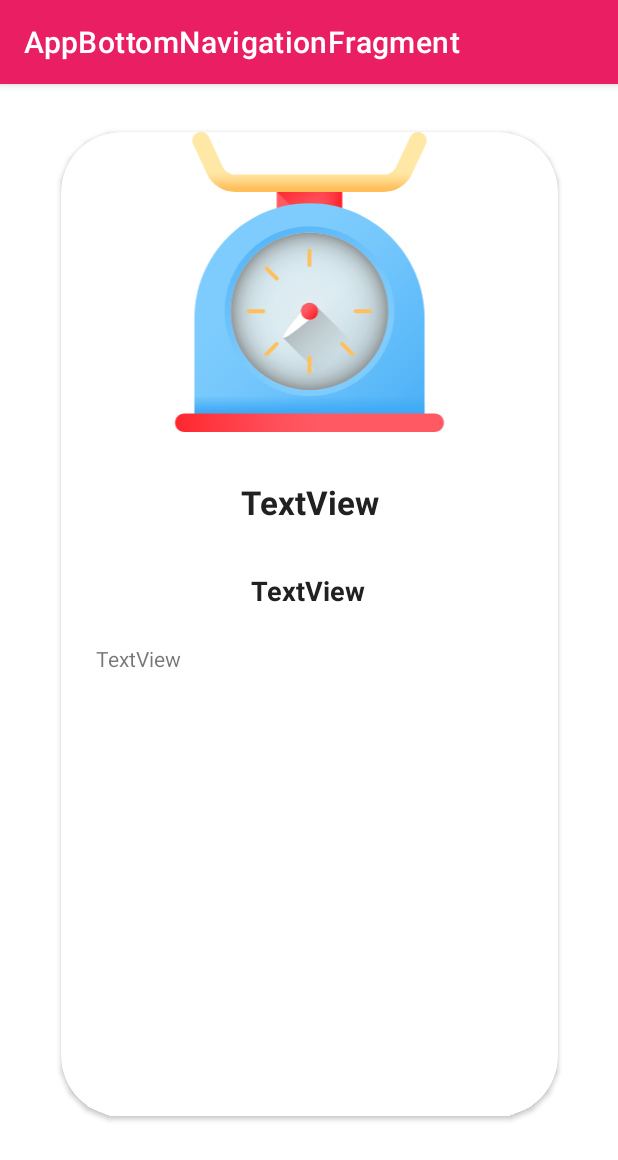
After one commit to maximopeoficiales/RecyclerViewFragment, an Android app: the MenuDetailActivity screen opened directly, with no data from a screen before it, on a phone screen of 412 x 824 dp. The commit adds this screen. Shown: the top 1160 px of the screen. Run offline under Robolectric (Android 15) with nearby library versions, the phone set to English and light mode, and no system bars.

Commit message:
se agrego evento a la lista de menus

```diff
--- a/app/build.gradle
+++ b/app/build.gradle
@@ -5,7 +5,9 @@ plugins {
 android {
     compileSdkVersion 30
     buildToolsVersion "30.0.3"
-
+    viewBinding {
+        enabled = true
+    }
     defaultConfig {
         applicationId "com.maximoprog.appbottomnavigationfragment"
         minSdkVersion 16
@@ -42,6 +44,7 @@ dependencies {
     implementation 'androidx.cardview:cardview:1.0.0'
 //    toasty
     implementation 'com.github.GrenderG:Toasty:1.5.0'
+    implementation 'androidx.appcompat:appcompat:1.2.0'
     testImplementation 'junit:junit:4.+'
     androidTestImplementation 'androidx.test.ext:junit:1.1.2'
     androidTestImplementation 'androidx.test.espresso:espresso-core:3.3.0'
--- a/app/src/main/AndroidManifest.xml
+++ b/app/src/main/AndroidManifest.xml
@@ -9,6 +9,7 @@
         android:roundIcon="@mipmap/ic_launcher_round"
         android:supportsRtl="true"
         android:theme="@style/Theme.AppBottomNavigationFragment">
+        <activity android:name=".MenuDetailActivity"></activity>
         <activity
             android:name=".MainActivity"
             android:label="@string/app_name">
--- /dev/null
+++ b/app/src/main/java/com/maximoprog/appbottomnavigationfragment/MenuDetailActivity.java
@@ -0,0 +1,28 @@
+package com.maximoprog.appbottomnavigationfragment;
+
+import android.os.Bundle;
+
+import androidx.appcompat.app.AppCompatActivity;
+
+import com.maximoprog.appbottomnavigationfragment.databinding.ActivityMenuDetailBinding;
+import com.maximoprog.appbottomnavigationfragment.models.Menu;
+
+public class MenuDetailActivity extends AppCompatActivity {
+    ActivityMenuDetailBinding binding;
+
+    @Override
+    protected void onCreate(Bundle savedInstanceState) {
+        super.onCreate(savedInstanceState);
+//        setContentView(R.layout.activity_menu_detail);
+        binding = ActivityMenuDetailBinding.inflate(getLayoutInflater());
+        setContentView(binding.getRoot());
+        //        setContentView(R.layout.activity_detalle_android);
+        if (getIntent().hasExtra("menu")) {
+            Menu menu = getIntent().getParcelableExtra("menu");
+            binding.txtMenuDescriptionDetail.setText(menu.getDescription());
+            binding.txtMenuPriceDetail.setText("Precio: S./ " + menu.getPrice());
+            binding.txtMenuTitleDetail.setText(menu.getTitle());
+            binding.imgViewMenuDetail.setImageResource(menu.getImage());
+        }
+    }
+}
--- a/app/src/main/java/com/maximoprog/appbottomnavigationfragment/adapters/MenuAdapter.java
+++ b/app/src/main/java/com/maximoprog/appbottomnavigationfragment/adapters/MenuAdapter.java
@@ -2,6 +2,7 @@ package com.maximoprog.appbottomnavigationfragment.adapters;
 
 import android.annotation.SuppressLint;
 import android.content.Context;
+import android.content.Intent;
 import android.view.LayoutInflater;
 import android.view.View;
 import android.view.ViewGroup;
@@ -13,6 +14,7 @@ import android.widget.Toast;
 import androidx.annotation.NonNull;
 import androidx.recyclerview.widget.RecyclerView;
 
+import com.maximoprog.appbottomnavigationfragment.MenuDetailActivity;
 import com.maximoprog.appbottomnavigationfragment.R;
 import com.maximoprog.appbottomnavigationfragment.models.Menu;
 
@@ -52,13 +54,13 @@ public class MenuAdapter extends RecyclerView.Adapter<MenuAdapter.ViewHolder> {
             public void onClick(View v) {
                 Toasty.success(context, item.getTitle(), Toast.LENGTH_SHORT, true).show();
 //                crea un intent
-//                Intent intentAndroidDetalle = new Intent(
-//                        context, DetalleAndroidActivity.class
-//                );
+                Intent intentMenuDetalle = new Intent(
+                        context, MenuDetailActivity.class
+                );
 //                le pasa el item osea el objecto como parametro
-//                intentAndroidDetalle.putExtra("android", item);
+                intentMenuDetalle.putExtra("menu", item);
 //                inicia la actividad
-//                context.startActivity(intentAndroidDetalle);
+                context.startActivity(intentMenuDetalle);
             }
         });
     }
--- a/app/src/main/java/com/maximoprog/appbottomnavigationfragment/models/Menu.java
+++ b/app/src/main/java/com/maximoprog/appbottomnavigationfragment/models/Menu.java
@@ -1,6 +1,9 @@
 package com.maximoprog.appbottomnavigationfragment.models;
 
-public class Menu {
+import android.os.Parcel;
+import android.os.Parcelable;
+
+public class Menu  implements Parcelable {
     private int id;
     private String title;
     private String price;
@@ -14,6 +17,26 @@ public class Menu {
         this.description = description;
         this.image = image;
     }
+
+    protected Menu(Parcel in) {
+        id = in.readInt();
+        title = in.readString();
+        price = in.readString();
+        description = in.readString();
+        image = in.readInt();
+    }
+
+    public static final Creator<Menu> CREATOR = new Creator<Menu>() {
+        @Override
+        public Menu createFromParcel(Parcel in) {
+            return new Menu(in);
+        }
+
+        @Override
+        public Menu[] newArray(int size) {
+            return new Menu[size];
+        }
+    };
 
     public int getId() {
         return id;
@@ -54,4 +77,18 @@ public class Menu {
     public void setImage(int image) {
         this.image = image;
     }
+
+    @Override
+    public int describeContents() {
+        return 0;
+    }
+
+    @Override
+    public void writeToParcel(Parcel dest, int flags) {
+        dest.writeInt(id);
+        dest.writeString(title);
+        dest.writeString(price);
+        dest.writeString(description);
+        dest.writeInt(image);
+    }
 }
--- /dev/null
+++ b/app/src/main/res/layout/activity_menu_detail.xml
@@ -0,0 +1,86 @@
+<?xml version="1.0" encoding="utf-8"?>
+<androidx.constraintlayout.widget.ConstraintLayout xmlns:android="http://schemas.android.com/apk/res/android"
+    xmlns:app="http://schemas.android.com/apk/res-auto"
+    xmlns:tools="http://schemas.android.com/tools"
+    android:layout_width="match_parent"
+    android:layout_height="match_parent"
+    tools:context=".MenuDetailActivity">
+
+    <androidx.cardview.widget.CardView
+        android:id="@+id/cvDetailsMenu"
+        android:layout_width="331dp"
+        android:layout_height="656dp"
+        android:layout_marginStart="24dp"
+        android:layout_marginLeft="24dp"
+        android:layout_marginTop="32dp"
+        android:layout_marginEnd="24dp"
+        android:layout_marginRight="24dp"
+        android:layout_marginBottom="32dp"
+        android:padding="10dp"
+        app:cardCornerRadius="40dp"
+        app:layout_constraintBottom_toBottomOf="parent"
+        app:layout_constraintEnd_toEndOf="parent"
+        app:layout_constraintStart_toStartOf="parent"
+        app:layout_constraintTop_toTopOf="parent"
+        app:layout_constraintVertical_bias="0.0">
+
+        <androidx.constraintlayout.widget.ConstraintLayout
+            android:layout_width="match_parent"
+            android:layout_height="match_parent">
+
+            <ImageView
+                android:id="@+id/imgViewMenuDetail"
+                android:layout_width="match_parent"
+                android:layout_height="200dp"
+                android:foregroundGravity="center|fill"
+                app:layout_constraintEnd_toEndOf="parent"
+                app:layout_constraintStart_toStartOf="parent"
+                app:layout_constraintTop_toTopOf="parent"
+                app:srcCompat="@drawable/ic_food_scale" />
+
+            <TextView
+                android:id="@+id/txtMenuTitleDetail"
+                android:layout_width="wrap_content"
+                android:layout_height="wrap_content"
+                android:layout_marginTop="32dp"
+                android:text="TextView"
+                android:textColor="@color/black"
+                android:textSize="22sp"
+                android:textStyle="bold"
+                app:layout_constraintEnd_toEndOf="parent"
+                app:layout_constraintStart_toStartOf="parent"
+                app:layout_constraintTop_toBottomOf="@+id/imgViewMenuDetail" />
+
+            <TextView
+                android:id="@+id/txtMenuPriceDetail"
+                android:layout_width="wrap_content"
+                android:layout_height="wrap_content"
+                android:layout_marginTop="32dp"
+                android:text="TextView"
+                android:textColor="@color/black"
+                android:textSize="18sp"
+                android:textStyle="bold"
+                app:layout_constraintEnd_toEndOf="parent"
+                app:layout_constraintHorizontal_bias="0.497"
+                app:layout_constraintStart_toStartOf="parent"
+                app:layout_constraintTop_toBottomOf="@+id/txtMenuTitleDetail" />
+
+            <TextView
+                android:id="@+id/txtMenuDescriptionDetail"
+                android:layout_width="match_parent"
+                android:layout_height="wrap_content"
+                android:layout_margin="8dp"
+                android:layout_marginStart="10dp"
+                android:layout_marginLeft="10dp"
+                android:layout_marginTop="32dp"
+                android:layout_marginEnd="10dp"
+                android:layout_marginRight="10dp"
+                android:padding="15dp"
+                android:text="TextView"
+                app:layout_constraintEnd_toEndOf="parent"
+                app:layout_constraintStart_toStartOf="parent"
+                app:layout_constraintTop_toBottomOf="@+id/txtMenuPriceDetail" />
+
+        </androidx.constraintlayout.widget.ConstraintLayout>
+    </androidx.cardview.widget.CardView>
+</androidx.constraintlayout.widget.ConstraintLayout>
```
